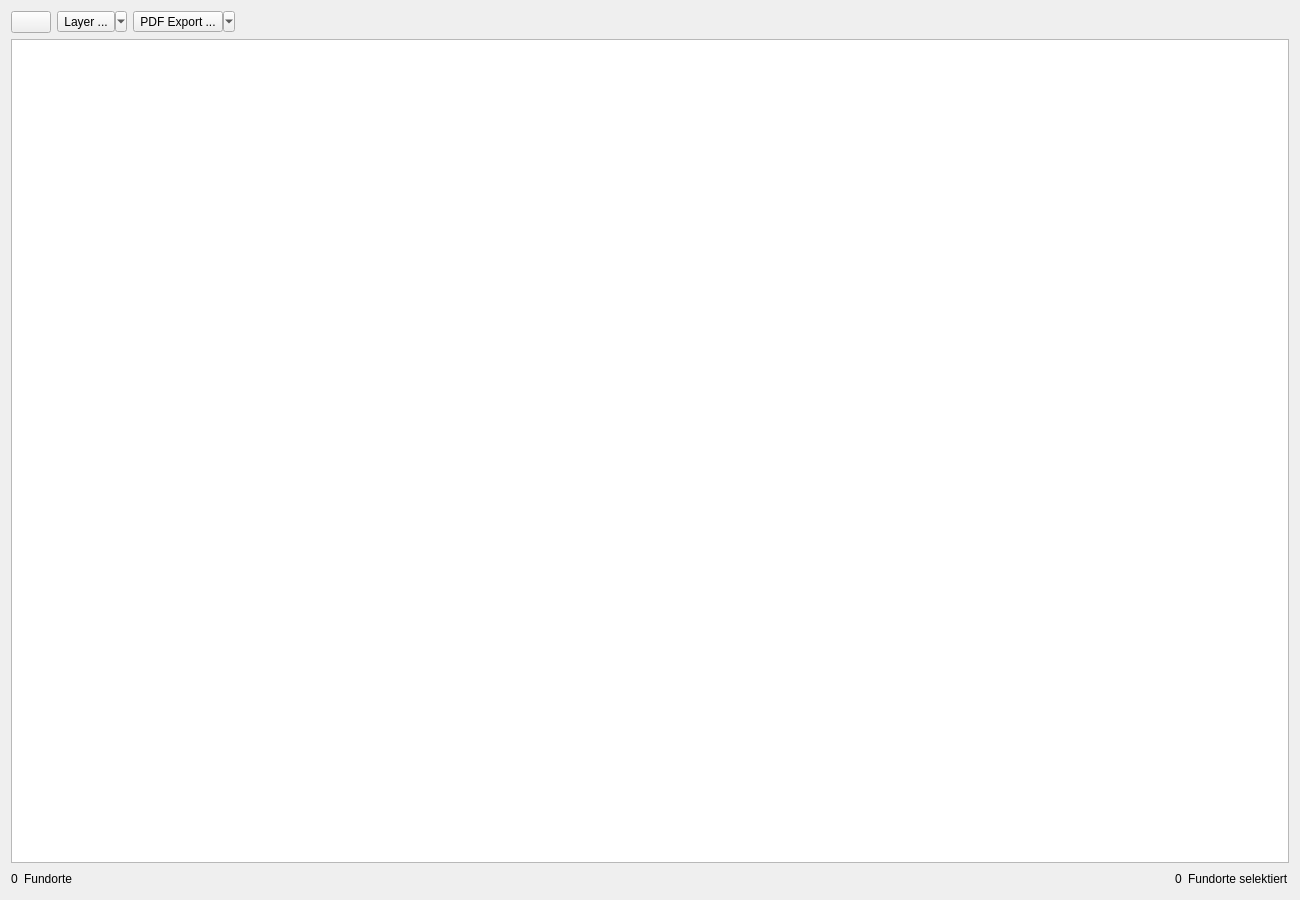
Above: APIS/ui/apis_site_selection_list.ui from APIS-Luftbildarchiv/APIS3 before the change. Below: the same form after it.
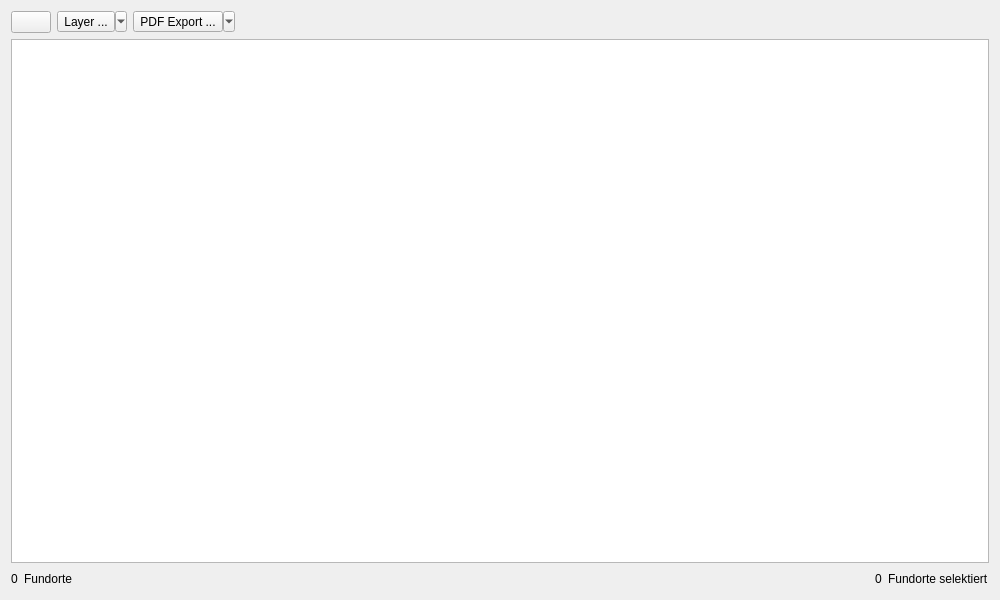
That is the form after the change. Icons and pictures are not drawn.

```diff
--- a/APIS/ui/apis_site_selection_list.ui
+++ b/APIS/ui/apis_site_selection_list.ui
@@ -9,8 +9,8 @@
    <rect>
     <x>0</x>
     <y>0</y>
-    <width>1300</width>
-    <height>900</height>
+    <width>1000</width>
+    <height>600</height>
    </rect>
   </property>
   <property name="windowTitle">
```
Left out of the diff: 5 changed lines with no effect on the pictures.
